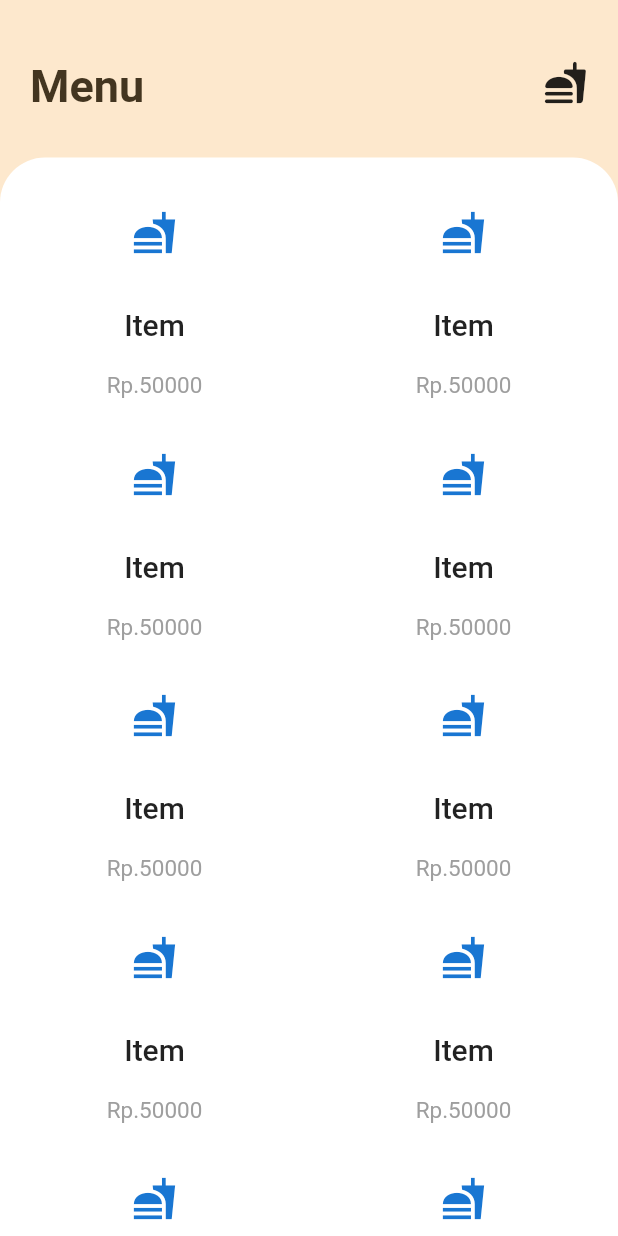
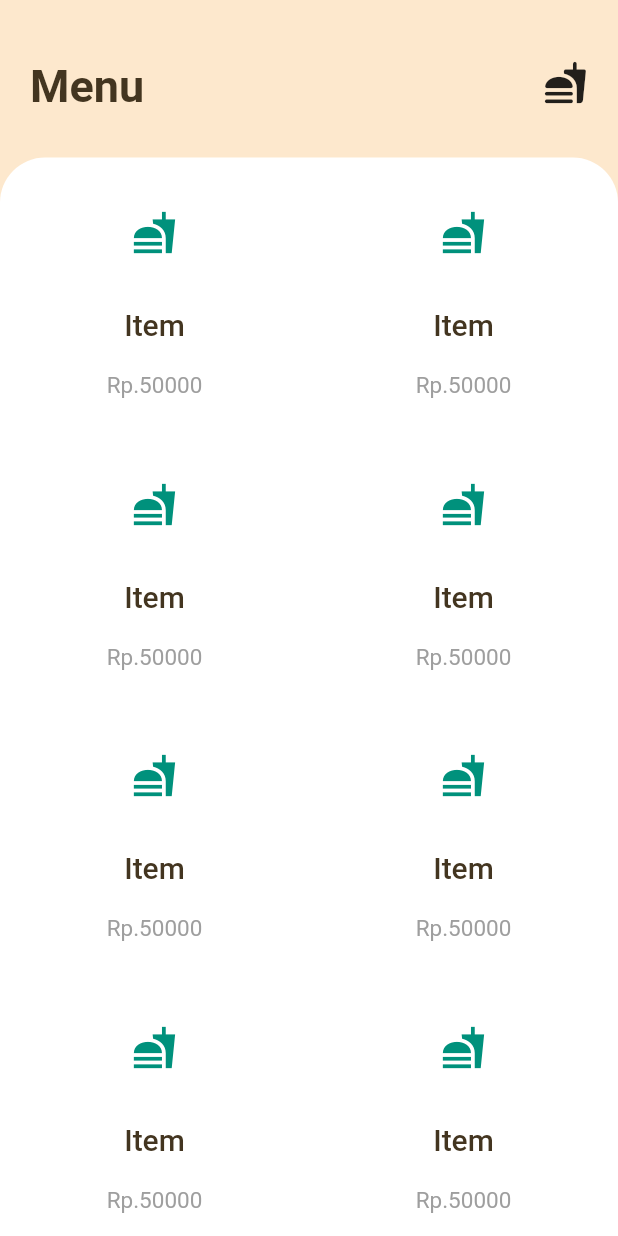
Before and after one commit to PatrickS136/Resto-Menu, a Flutter app: the screen it shows after launch, on a phone screen of 412 x 824 dp. Run offline on Flutter 3.47's test engine with Material 2 defaults, Android fonts, the phone set to English and light mode, and no system bars.

Commit message:
Changed some colors to fit the UI's color scheme

```diff
--- a/lib/components/menuItem.dart
+++ b/lib/components/menuItem.dart
@@ -11,6 +11,7 @@ class MenuItem extends StatelessWidget {
             child: Icon(
               Icons.fastfood_sharp,
               size: 30,
+              color: green,
             ),
             radius: 50,
             backgroundColor: Colors.white,
@@ -26,6 +27,9 @@ class MenuItem extends StatelessWidget {
             "Rp.50000",
             style: kPrice,
           ),
+          SizedBox(
+            height: 20,
+          ),
         ],
       ),
     );
--- a/lib/constants.dart
+++ b/lib/constants.dart
@@ -22,6 +22,7 @@ const kBottomContainer = BoxDecoration(
 const kMenuItem = TextStyle(
   fontSize: 20,
   fontWeight: FontWeight.w500,
+  color: brown,
 );
 
 const kPrice = TextStyle(
```
